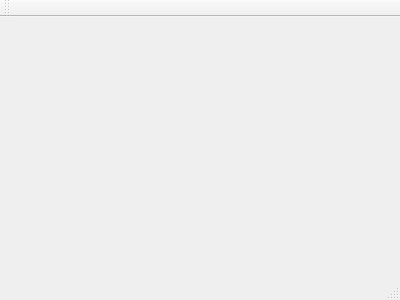
This is src/AutoBatchScheduler/mainscheduler.ui in karakirimu/AutoBatchTools as Qt 5 draws it before an edit. The edited form follows.
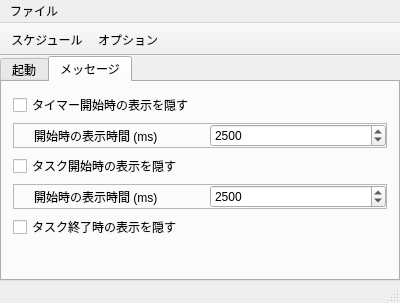
This is the edited form. The open tabs and pages were chosen to show the change. Icons and pictures are not drawn. Custom widgets are drawn as their Qt base class.

```diff
--- a/src/AutoBatchScheduler/mainscheduler.ui
+++ b/src/AutoBatchScheduler/mainscheduler.ui
@@ -1,24 +1,367 @@
 <ui version="4.0">
  <class>MainScheduler</class>
- <widget class="QMainWindow" name="MainScheduler" >
-  <property name="geometry" >
+ <widget class="QMainWindow" name="MainScheduler">
+  <property name="geometry">
    <rect>
     <x>0</x>
     <y>0</y>
     <width>400</width>
-    <height>300</height>
+    <height>303</height>
    </rect>
   </property>
   <property name="windowTitle" >
    <string>MainScheduler</string>
   </property>
-  <widget class="QMenuBar" name="menuBar" />
-  <widget class="QToolBar" name="mainToolBar" />
-  <widget class="QWidget" name="centralWidget" />
-  <widget class="QStatusBar" name="statusBar" />
+  <widget class="QWidget" name="centralWidget">
+   <layout class="QHBoxLayout" name="horizontalLayout">
+    <property name="spacing">
+     <number>0</number>
+    </property>
+    <property name="leftMargin">
+     <number>0</number>
+    </property>
+    <property name="topMargin">
+     <number>0</number>
+    </property>
+    <property name="rightMargin">
+     <number>0</number>
+    </property>
+    <property name="bottomMargin">
+     <number>0</number>
+    </property>
+    <item>
+     <widget class="QStackedWidget" name="optionStackedWidget">
+      <widget class="QWidget" name="table">
+       <layout class="QVBoxLayout" name="verticalLayout_2">
+        <property name="spacing">
+         <number>0</number>
+        </property>
+        <property name="leftMargin">
+         <number>0</number>
+        </property>
+        <property name="topMargin">
+         <number>0</number>
+        </property>
+        <property name="rightMargin">
+         <number>0</number>
+        </property>
+        <property name="bottomMargin">
+         <number>0</number>
+        </property>
+        <item>
+         <widget class="StartupTable" name="startupTableWidget"/>
+        </item>
+       </layout>
+      </widget>
+      <widget class="QWidget" name="general">
+       <layout class="QHBoxLayout" name="horizontalLayout_2">
+        <property name="spacing">
+         <number>0</number>
+        </property>
+        <property name="leftMargin">
+         <number>0</number>
+        </property>
+        <property name="topMargin">
+         <number>0</number>
+        </property>
+        <property name="rightMargin">
+         <number>0</number>
+        </property>
+        <property name="bottomMargin">
+         <number>0</number>
+        </property>
+        <item>
+         <widget class="QTabWidget" name="tabWidget">
+          <property name="currentIndex">
+           <number>0</number>
+          </property>
+          <widget class="QWidget" name="service">
+           <attribute name="title">
+            <string>起動</string>
+           </attribute>
+           <layout class="QVBoxLayout" name="verticalLayout_3">
+            <item>
+             <widget class="QCheckBox" name="minimizeLaunchCheckBox">
+              <property name="text">
+               <string>起動時にこの画面を最小化</string>
+              </property>
+             </widget>
+            </item>
+            <item>
+             <spacer name="verticalSpacer_2">
+              <property name="orientation">
+               <enum>Qt::Vertical</enum>
+              </property>
+              <property name="sizeHint" stdset="0">
+               <size>
+                <width>20</width>
+                <height>40</height>
+               </size>
+              </property>
+             </spacer>
+            </item>
+           </layout>
+          </widget>
+          <widget class="QWidget" name="message">
+           <attribute name="title">
+            <string>メッセージ</string>
+           </attribute>
+           <layout class="QVBoxLayout" name="verticalLayout">
+            <item>
+             <widget class="QCheckBox" name="timerStartShowCheckBox">
+              <property name="text">
+               <string>タイマー開始時の表示を隠す</string>
+              </property>
+             </widget>
+            </item>
+            <item>
+             <widget class="QFrame" name="frame">
+              <property name="frameShape">
+               <enum>QFrame::StyledPanel</enum>
+              </property>
+              <property name="frameShadow">
+               <enum>QFrame::Raised</enum>
+              </property>
+              <layout class="QHBoxLayout" name="horizontalLayout_3">
+               <property name="spacing">
+                <number>0</number>
+               </property>
+               <property name="leftMargin">
+                <number>20</number>
+               </property>
+               <property name="topMargin">
+                <number>0</number>
+               </property>
+               <property name="rightMargin">
+                <number>0</number>
+               </property>
+               <property name="bottomMargin">
+                <number>0</number>
+               </property>
+               <item>
+                <widget class="QLabel" name="label">
+                 <property name="text">
+                  <string>開始時の表示時間 (ms)</string>
+                 </property>
+                </widget>
+               </item>
+               <item>
+                <widget class="QSpinBox" name="timerStartSpinBox">
+                 <property name="minimum">
+                  <number>500</number>
+                 </property>
+                 <property name="maximum">
+                  <number>1000000</number>
+                 </property>
+                 <property name="singleStep">
+                  <number>100</number>
+                 </property>
+                 <property name="value">
+                  <number>2500</number>
+                 </property>
+                </widget>
+               </item>
+              </layout>
+             </widget>
+            </item>
+            <item>
+             <widget class="QCheckBox" name="taskStartShowCheckBox">
+              <property name="text">
+               <string>タスク開始時の表示を隠す</string>
+              </property>
+             </widget>
+            </item>
+            <item>
+             <widget class="QFrame" name="frame_2">
+              <property name="frameShape">
+               <enum>QFrame::StyledPanel</enum>
+              </property>
+              <property name="frameShadow">
+               <enum>QFrame::Raised</enum>
+              </property>
+              <layout class="QHBoxLayout" name="horizontalLayout_4">
+               <property name="spacing">
+                <number>0</number>
+               </property>
+               <property name="leftMargin">
+                <number>20</number>
+               </property>
+               <property name="topMargin">
+                <number>0</number>
+               </property>
+               <property name="rightMargin">
+                <number>0</number>
+               </property>
+               <property name="bottomMargin">
+                <number>0</number>
+               </property>
+               <item>
+                <widget class="QLabel" name="label_2">
+                 <property name="text">
+                  <string>開始時の表示時間 (ms)</string>
+                 </property>
+                </widget>
+               </item>
+               <item>
+                <widget class="QSpinBox" name="taskStartSpinBox">
+                 <property name="minimum">
+                  <number>500</number>
+                 </property>
+                 <property name="maximum">
+                  <number>1000000</number>
+                 </property>
+                 <property name="singleStep">
+                  <number>100</number>
+                 </property>
+                 <property name="value">
+                  <number>2500</number>
+                 </property>
+                </widget>
+               </item>
+              </layout>
+             </widget>
+            </item>
+            <item>
+             <widget class="QCheckBox" name="taskEndShowCheckBox">
+              <property name="text">
+               <string>タスク終了時の表示を隠す</string>
+              </property>
+             </widget>
+            </item>
+            <item>
+             <spacer name="verticalSpacer">
+              <property name="orientation">
+               <enum>Qt::Vertical</enum>
+              </property>
+              <property name="sizeHint" stdset="0">
+               <size>
+                <width>20</width>
+                <height>40</height>
+               </size>
+              </property>
+             </spacer>
+            </item>
+           </layout>
+          </widget>
+         </widget>
+        </item>
+       </layout>
+      </widget>
+     </widget>
+    </item>
+   </layout>
+  </widget>
+  <widget class="QMenuBar" name="menuBar">
+   <property name="enabled">
+    <bool>true</bool>
+   </property>
+   <property name="geometry">
+    <rect>
+     <x>0</x>
+     <y>0</y>
+     <width>400</width>
+     <height>20</height>
+    </rect>
+   </property>
+   <property name="defaultUp">
+    <bool>false</bool>
+   </property>
+   <widget class="QMenu" name="menu">
+    <property name="title">
+     <string>ファイル</string>
+    </property>
+    <addaction name="actionExit"/>
+   </widget>
+   <addaction name="menu"/>
+  </widget>
+  <widget class="QToolBar" name="mainToolBar">
+   <property name="movable">
+    <bool>false</bool>
+   </property>
+   <property name="iconSize">
+    <size>
+     <width>32</width>
+     <height>32</height>
+    </size>
+   </property>
+   <property name="toolButtonStyle">
+    <enum>Qt::ToolButtonTextUnderIcon</enum>
+   </property>
+   <property name="floatable">
+    <bool>false</bool>
+   </property>
+   <attribute name="toolBarArea">
+    <enum>TopToolBarArea</enum>
+   </attribute>
+   <attribute name="toolBarBreak">
+    <bool>false</bool>
+   </attribute>
+   <addaction name="actionSchedule"/>
+   <addaction name="actionOption"/>
+  </widget>
+  <widget class="QStatusBar" name="statusBar"/>
+  <action name="actionExit">
+   <property name="icon">
+    <iconset resource="../../res/resources.qrc">
+     <normaloff>:/icons/Error.png</normaloff>:/icons/Error.png</iconset>
+   </property>
+   <property name="text">
+    <string>閉じる</string>
+   </property>
+   <property name="toolTip">
+    <string>終了</string>
+   </property>
+  </action>
+  <action name="actionSchedule">
+   <property name="checkable">
+    <bool>true</bool>
+   </property>
+   <property name="checked">
+    <bool>false</bool>
+   </property>
+   <property name="icon">
+    <iconset resource="../../res/resources.qrc">
+     <normaloff>:/icons/Clock.png</normaloff>:/icons/Clock.png</iconset>
+   </property>
+   <property name="text">
+    <string>スケジュール</string>
+   </property>
+   <property name="toolTip">
+    <string>スケジュール</string>
+   </property>
+  </action>
+  <action name="actionOption">
+   <property name="checkable">
+    <bool>true</bool>
+   </property>
+   <property name="icon">
+    <iconset resource="../../res/resources.qrc">
+     <normaloff>:/icons/Gear.png</normaloff>:/icons/Gear.png</iconset>
+   </property>
+   <property name="text">
+    <string>オプション</string>
+   </property>
+   <property name="toolTip">
+    <string>オプション</string>
+   </property>
+  </action>
  </widget>
- <layoutDefault spacing="6" margin="11" />
- <pixmapfunction></pixmapfunction>
- <resources/>
+ <layoutdefault spacing="6" margin="11"/>
+ <customwidgets>
+  <customwidget>
+   <class>StartupTable</class>
+   <extends>QTableWidget</extends>
+   <header>startuptable.h</header>
+  </customwidget>
+ </customwidgets>
+ <resources>
+  <include location="../../res/resources.qrc"/>
+  <include location="../../res/resources.qrc"/>
+  <include location="../../res/resources.qrc"/>
+  <include location="../../res/resources.qrc"/>
+  <include location="../../res/resources.qrc"/>
+  <include location="../../res/resources.qrc"/>
+  <include location="../../res/resources.qrc"/>
+ </resources>
  <connections/>
 </ui>
```
Left out of the diff: 3 changed lines with no effect on the pictures.
